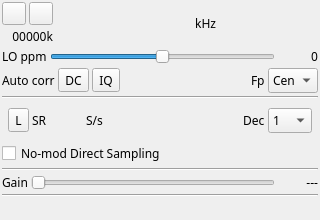
Old version of the form plugins/samplesource/rtlsdr/rtlsdrgui.ui in the repository f4exb/sdrangel.
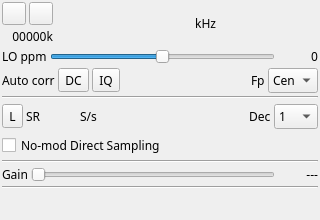
New version of the form. Icons and pictures are not drawn. Custom widgets are drawn as their Qt base class.

```diff
--- a/plugins/samplesource/rtlsdr/rtlsdrgui.ui
+++ b/plugins/samplesource/rtlsdr/rtlsdrgui.ui
@@ -306,17 +306,11 @@
    </item>
    <item>
     <layout class="QHBoxLayout" name="sampleRateLayout">
-     <property name="leftMargin">
-      <number>6</number>
-     </property>
      <property name="topMargin">
-      <number>6</number>
-     </property>
-     <property name="rightMargin">
-      <number>6</number>
+      <number>2</number>
      </property>
      <property name="bottomMargin">
-      <number>6</number>
+      <number>2</number>
      </property>
      <item>
       <widget class="ButtonSwitch" name="lowSampleRate">
```
